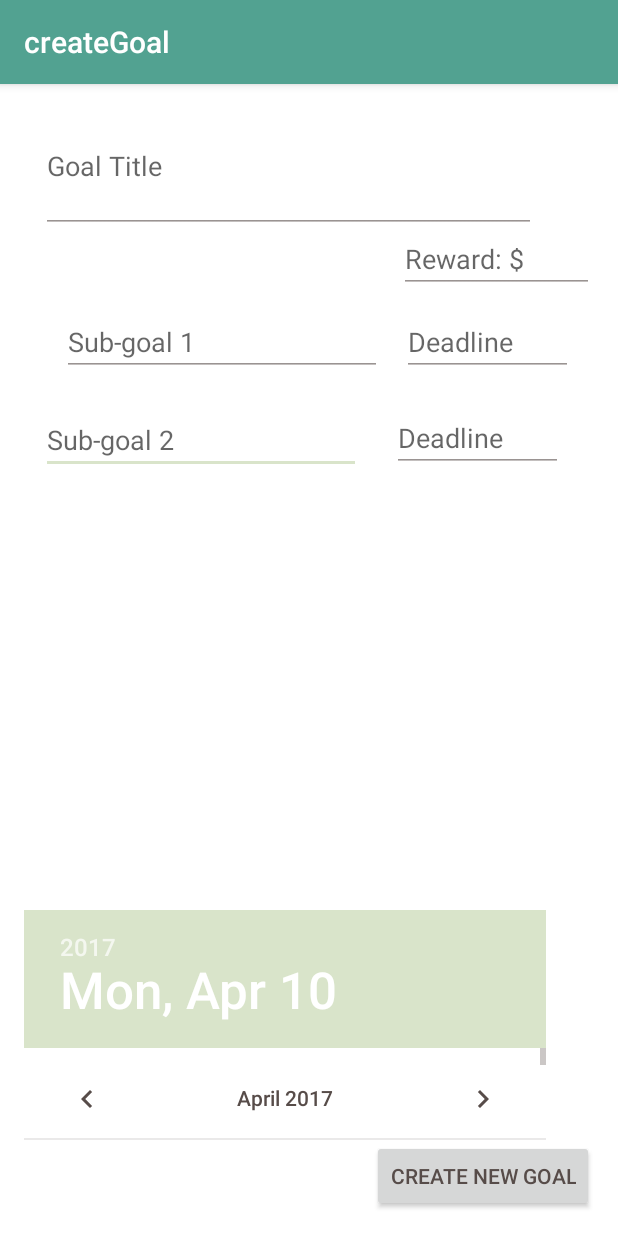
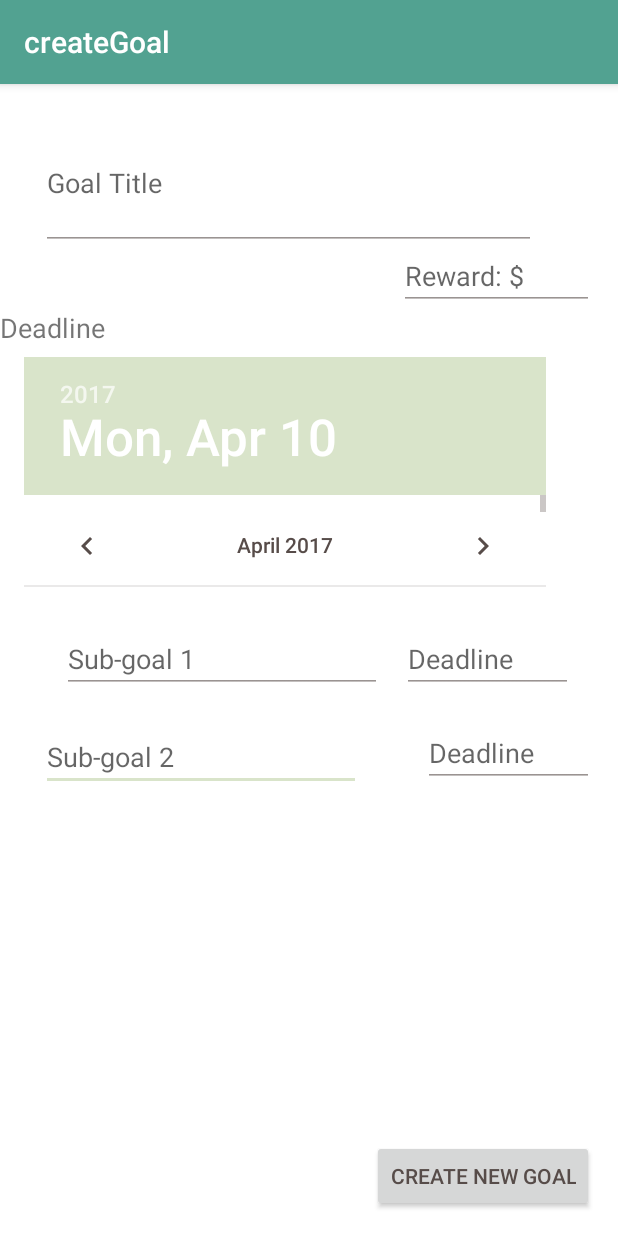
Before and after one commit to houssam7737/EMPath, an Android app: the createGoal screen opened directly, with no data from a screen before it, on a phone screen of 412 x 824 dp. Run offline under Robolectric (Android 15) with nearby library versions, the phone set to English and light mode, and no system bars.

Commit message:
Rearranged create goal page

```diff
--- a/app/src/main/res/layout/content_create_goal.xml
+++ b/app/src/main/res/layout/content_create_goal.xml
@@ -12,13 +12,11 @@
         android:id="@+id/editText6"
         android:layout_width="wrap_content"
         android:layout_height="wrap_content"
-        android:layout_marginLeft="27dp"
-        android:layout_marginRight="16dp"
+        android:layout_marginLeft="31dp"
         android:layout_marginTop="20dp"
         android:ems="10"
         android:hint="Sub-goal 2"
         android:inputType="textMultiLine"
-        app:layout_constraintHorizontal_bias="0.0"
         app:layout_constraintLeft_toLeftOf="parent"
         app:layout_constraintTop_toBottomOf="@+id/editText5"
         android:layout_marginStart="27dp"
@@ -37,7 +35,9 @@
         app:layout_constraintTop_toBottomOf="@+id/editText4"
         app:layout_constraintLeft_toRightOf="@+id/editText6"
         app:layout_constraintBottom_toBottomOf="@+id/editText6"
-        android:layout_marginEnd="16dp" />
+        android:layout_marginEnd="16dp"
+        app:layout_constraintHorizontal_bias="1.0"
+        app:layout_constraintVertical_bias="0.0" />
 
     <EditText
         android:id="@+id/editText4"
@@ -51,8 +51,8 @@
         app:layout_constraintLeft_toRightOf="@+id/editText5"
         app:layout_constraintTop_toTopOf="@+id/editText5"
         app:layout_constraintBottom_toBottomOf="@+id/editText5"
-        tools:layout_editor_absoluteY="171dp"
-        android:layout_marginEnd="16dp" />
+        android:layout_marginEnd="16dp"
+        app:layout_constraintVertical_bias="0.0" />
 
     <EditText
         android:id="@+id/editText5"
@@ -66,8 +66,7 @@
         app:layout_constraintLeft_toLeftOf="parent"
         app:layout_constraintRight_toLeftOf="@+id/editText4"
         app:layout_constraintTop_toBottomOf="@+id/editText12"
-        android:layout_marginTop="10dp"
-        tools:layout_editor_absoluteY="171dp"
+        android:layout_marginTop="210dp"
         android:layout_marginStart="27dp" />
 
     <EditText
@@ -125,8 +124,23 @@
         android:layout_marginRight="16dp"
         app:layout_constraintLeft_toLeftOf="parent"
         app:layout_constraintRight_toRightOf="parent"
-        app:layout_constraintBottom_toTopOf="@+id/button2"
-        tools:layout_editor_absoluteY="402dp"
+        android:layout_marginTop="8dp"
+        app:layout_constraintTop_toBottomOf="@+id/editText"
+        android:layout_marginBottom="0dp"
+        app:layout_constraintBottom_toTopOf="@+id/editText5"
+        app:layout_constraintVertical_bias="0.71000004"
         app:layout_constraintHorizontal_bias="0.0" />
 
+    <TextView
+        android:id="@+id/textView2"
+        android:layout_width="wrap_content"
+        android:layout_height="wrap_content"
+        android:text="Deadline"
+        android:textSize="18sp"
+        tools:layout_editor_absoluteX="16dp"
+        android:layout_marginTop="0dp"
+        app:layout_constraintTop_toBottomOf="@+id/editText12"
+        android:layout_marginBottom="8dp"
+        app:layout_constraintBottom_toTopOf="@+id/datePicker2" />
+
 </android.support.constraint.ConstraintLayout>
```
